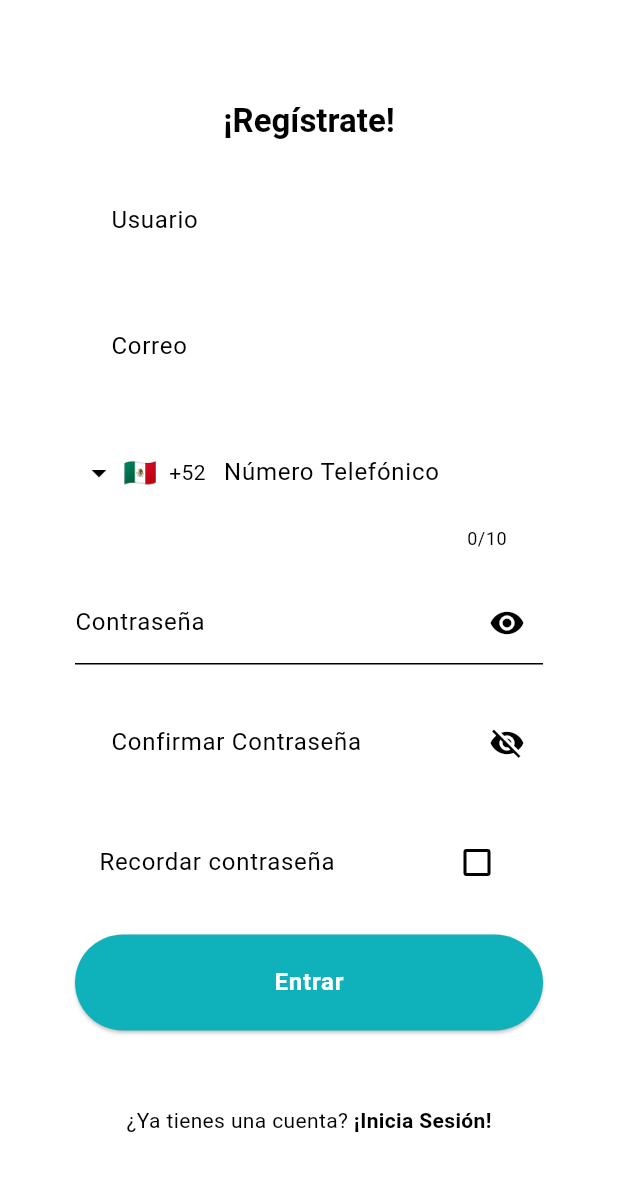
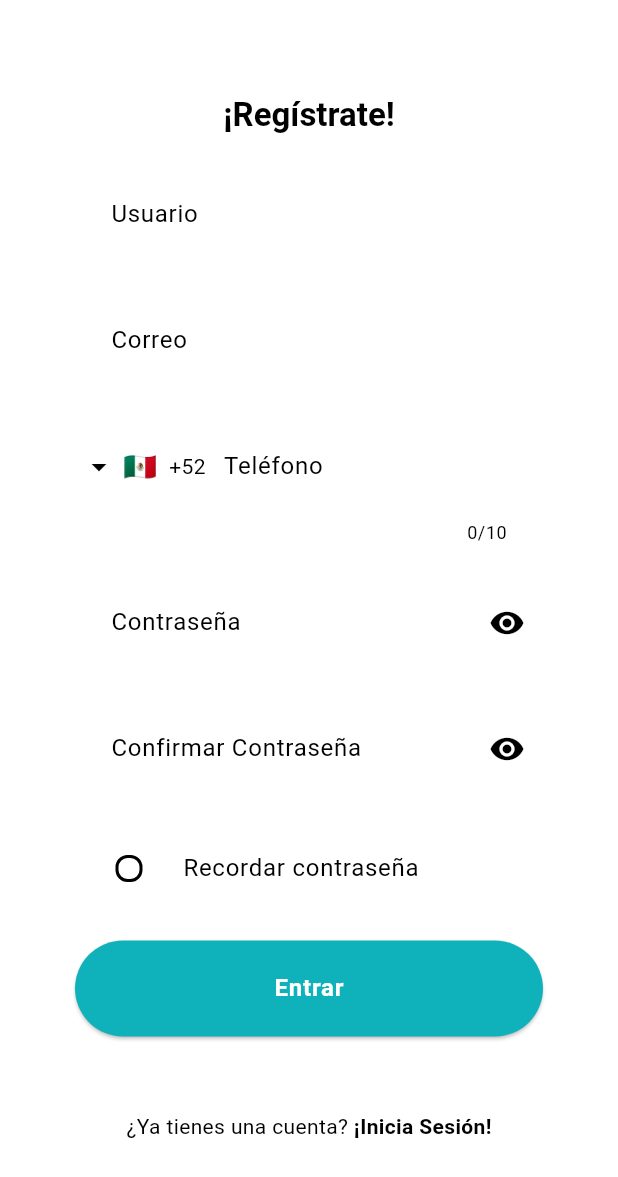
Before and after one commit to Manuel-Alonso-AG/SignUP-Frontend, a Flutter app: the screen it shows after launch, after a tap on "Entrar", after a tap on "¡Regístrate!", on a phone screen of 412 x 824 dp. Shown: the top 1177 px of the screen. Run offline on Flutter 3.47's test engine with Material 3 defaults, Android fonts, the phone set to English and light mode, and no system bars; drawn by our look-alikes of intl_phone_field; Roboto replaces fonts that are missing (BAHNSCHRIFT).

Commit message:
Change and add widgets

```diff
--- a/lib/pages/login_page.dart
+++ b/lib/pages/login_page.dart
@@ -1,11 +1,12 @@
 import 'package:flutter/material.dart';
-import 'package:frontend/theme/input_theme.dart';
 import 'package:frontend/utils/colors_constants.dart';
 import 'package:frontend/utils/radius_constants.dart';
 import 'package:frontend/utils/spacing_constants.dart';
 import 'package:frontend/utils/text_constants.dart';
 import 'package:frontend/utils/validators.dart';
 import 'package:frontend/widgets/buttom_widget.dart';
+import 'package:frontend/widgets/checkbox_widget.dart';
+import 'package:frontend/widgets/field_widget.dart';
 
 class LoginPage extends StatefulWidget {
   final VoidCallback onTap;
@@ -20,11 +21,16 @@ class _LoginPageState extends State<LoginPage> {
   final TextEditingController passController = TextEditingController();
 
   final GlobalKey<FormState> formKey = GlobalKey();
+  final GlobalKey<CheckboxWidgetState> _checkboxKey = GlobalKey<CheckboxWidgetState>();
+
   bool onHidenPassword = true;
 
   void hidenPassword() => setState(() => onHidenPassword = !onHidenPassword);
 
   void submitForm() {
+    bool isChecked = _checkboxKey.currentState?.isChecked ?? false;
+    print(isChecked);
+
     if (!formKey.currentState!.validate()) return;
 
     /* TODO: Implementar la lógica para interactuar con el backend */
@@ -76,25 +82,22 @@ class _LoginPageState extends State<LoginPage> {
         children: [
           Text('Inicia Sesión', style: TextStyleConstants.titleLarge(context)),
           const SizedBox(height: paddMedium),
-          TextFormField(
-            decoration: InputCustom.normal(context, 'Usuario'),
+          FieldCustom(
             controller: nameController,
-            validator: (value) => validatorName(value)
+            labelText: 'Usuario',
+            validator: validatorName,
           ),
           const SizedBox(height: paddMedium),
-          TextFormField(
-            obscureText: onHidenPassword,
-            decoration: InputCustom.password(context, 'Contraseña', onToggle: hidenPassword, isToggle: onHidenPassword),
+          FieldCustom(
             controller: passController,
-            validator: (value) => validatorPass(value)
+            labelText: 'Contraseña',
+            validator: validatorPass,
+            typeField: TypeField.password,
           ),
           const SizedBox(height: paddMedium),
-          CheckboxListTile(
-            value: false,
-            checkboxShape: const RoundedRectangleBorder(borderRadius: borderRadiusSmall),
-            controlAffinity: ListTileControlAffinity.leading,
-            title: const Text('Recordar contraseña'),
-            onChanged: (v) {}
+          CheckboxWidget(
+            key: _checkboxKey,
+            titleWidget: const Text('Recordar contraseña'),
           ),
           const SizedBox(height: paddMedium),
           ButtomCustom(
--- a/lib/pages/register_page.dart
+++ b/lib/pages/register_page.dart
@@ -1,14 +1,12 @@
 import 'package:flutter/material.dart';
 import 'package:flutter/services.dart';
-import 'package:frontend/theme/input_theme.dart';
 import 'package:frontend/utils/colors_constants.dart';
-import 'package:frontend/utils/radius_constants.dart';
 import 'package:frontend/utils/spacing_constants.dart';
 import 'package:frontend/utils/text_constants.dart';
 import 'package:frontend/utils/validators.dart';
 import 'package:frontend/widgets/buttom_widget.dart';
 import 'package:frontend/widgets/checkbox_widget.dart';
-import 'package:frontend/widgets/password_field_widget.dart';
+import 'package:frontend/widgets/field_widget.dart';
 import 'package:intl_phone_field/intl_phone_field.dart';
 
 class RegisterPage extends StatefulWidget {
@@ -20,21 +18,18 @@ class RegisterPage extends StatefulWidget {
 }
 
 class _RegisterPageState extends State<RegisterPage> {
-  final TextEditingController nameController= TextEditingController();
-  final TextEditingController emailController= TextEditingController();
-  final TextEditingController phoneController= TextEditingController();
+  final TextEditingController nameController = TextEditingController();
+  final TextEditingController emailController = TextEditingController();
+  final TextEditingController phoneController = TextEditingController();
   final TextEditingController passController = TextEditingController();
   final TextEditingController passConfirmController = TextEditingController();
 
   final GlobalKey<FormState> formKey = GlobalKey();
   final GlobalKey<CheckboxWidgetState> _checkboxKey = GlobalKey<CheckboxWidgetState>();
 
-  bool onHidenConfirmPassword = true;
-
-  void hidenConfirmPassword() => setState(() => onHidenConfirmPassword = !onHidenConfirmPassword);
-
   void submitForm() {
     bool isChecked = _checkboxKey.currentState?.isChecked ?? false;
+    print(isChecked);
     if (!formKey.currentState!.validate()) return;
     /* TODO: Implementar la lógica para interactuar con el backend */
 
@@ -59,20 +54,23 @@ class _RegisterPageState extends State<RegisterPage> {
         children: [
           Text('¡Regístrate!', style: TextStyleConstants.titleLarge(context)),
           const SizedBox(height: paddMedium),
-          TextFormField(
-            decoration: InputCustom.normal(context, 'Usuario'),
+          FieldCustom(
             controller: nameController,
+            labelText: 'Usuario',
             validator: validatorName
           ),
           const SizedBox(height: paddMedium),
-          TextFormField(
-            decoration: InputCustom.normal(context, 'Correo'),
+          FieldCustom(
             controller: emailController,
+            labelText: 'Correo',
             validator: validatorEmail
           ),
           const SizedBox(height: paddMedium),
           IntlPhoneField(
-            decoration: InputCustom.normal(context, 'Número Telefónico'),
+            decoration: InputDecoration(
+              labelText: 'Teléfono',
+              fillColor: Theme.of(context).colorScheme.surface
+            ),
             controller: phoneController,
             initialCountryCode: 'MX',
             inputFormatters: [FilteringTextInputFormatter.digitsOnly],
@@ -80,16 +78,18 @@ class _RegisterPageState extends State<RegisterPage> {
             validator: (p0) => validatorPhone(p0)
           ),
           const SizedBox(height: paddMedium),
-          PasswordField(
+          FieldCustom(
             controller: passController,
             labelText: 'Contraseña',
-            validator: validatorPass
+            validator: validatorPass,
+            typeField: TypeField.password,
           ),
           const SizedBox(height: paddMedium),
-          TextFormField(
-            decoration: InputCustom.password(context, 'Confirmar Contraseña', isToggle: onHidenConfirmPassword, onToggle: hidenConfirmPassword),
+          FieldCustom(
+            labelText: 'Confirmar Contraseña',
             controller: passConfirmController,
-            validator: (value) => validatorConfirmPass(value, passController.text)
+            validator: (value) => validatorConfirmPass(value, passController.text),
+            typeField: TypeField.password,
           ),
           const SizedBox(height: paddMedium),
           CheckboxWidget(
--- a/lib/theme/input_theme.dart
+++ /dev/null
@@ -1,24 +0,0 @@
-import 'package:flutter/material.dart';
-import 'package:frontend/utils/radius_constants.dart';
-import 'package:frontend/utils/spacing_constants.dart';
-
-class InputCustom {
-  static InputDecoration normal(BuildContext context, String? label) => InputDecoration(
-    labelText: label,
-    contentPadding: paddAllMedium,
-    filled: true,
-    fillColor: Theme.of(context).colorScheme.surface,
-    border: const OutlineInputBorder(borderRadius: borderRadiusMedium,borderSide: BorderSide.none)
-  );
-  static InputDecoration password(BuildContext context, String? label, {required VoidCallback onToggle, required bool isToggle}) => InputDecoration(
-    labelText: label,
-    contentPadding: paddAllMedium,
-    suffixIcon: IconButton(
-      icon: isToggle? const Icon(Icons.visibility_off) : const Icon(Icons.visibility),
-      onPressed: onToggle,
-    ),
-    filled: true,
-    fillColor: Theme.of(context).colorScheme.surface,
-    border: const OutlineInputBorder(borderRadius: borderRadiusMedium,borderSide: BorderSide.none)
-  );
-}
--- a/lib/theme/theme.dart
+++ b/lib/theme/theme.dart
@@ -1,4 +1,6 @@
 import 'package:flutter/material.dart';
+import 'package:frontend/utils/radius_constants.dart';
+import 'package:frontend/utils/spacing_constants.dart';
 
 var textTheme = const TextTheme(
   titleLarge: TextStyle(fontWeight: FontWeight.bold),
@@ -7,7 +9,15 @@ var textTheme = const TextTheme(
 );
 
 // Se retira los bordes a los inputs
-InputDecorationTheme inpDec = const InputDecorationTheme(outlineBorder: BorderSide.none);
+InputDecorationTheme inpDec = const InputDecorationTheme(
+  errorStyle: TextStyle(color: Color(0xB5E5383B)),
+  filled: true,
+  contentPadding: paddAllMedium,
+  border: OutlineInputBorder(
+    borderRadius: borderRadiusMedium,
+    borderSide: BorderSide.none
+  )
+);
 
 ThemeData lightTheme = ThemeData(
   inputDecorationTheme: inpDec,
--- a/lib/widgets/checkbox_widget.dart
+++ b/lib/widgets/checkbox_widget.dart
@@ -1,4 +1,5 @@
 import 'package:flutter/material.dart';
+import 'package:frontend/utils/radius_constants.dart';
 
 class CheckboxWidget extends StatefulWidget {
   final Widget? titleWidget;
@@ -22,10 +23,10 @@ class CheckboxWidgetState extends State<CheckboxWidget> {
     return CheckboxListTile(
       title: widget.titleWidget,
       value: _isChecked,
+      checkboxShape: const RoundedRectangleBorder(borderRadius: borderRadiusSmall),
+      controlAffinity: ListTileControlAffinity.leading,
       onChanged: (bool? value) {
-        setState(() {
-          _isChecked = value ?? false;
-        });
+        setState(() => _isChecked = value ?? false);
       },
     );
   }
--- /dev/null
+++ b/lib/widgets/field_widget.dart
@@ -0,0 +1,60 @@
+import 'package:flutter/material.dart';
+
+class FieldCustom extends StatefulWidget {
+  final TextEditingController controller;
+  final String labelText;
+  final String? Function(String?)? validator;
+  final TypeField typeField;
+
+  const FieldCustom({
+    super.key,
+    required this.controller,
+    required this.labelText,
+    this.validator,
+    this.typeField = TypeField.text
+  });
+
+  @override
+  State<FieldCustom> createState() => _FieldCustomState();
+}
+
+class _FieldCustomState extends State<FieldCustom> {
+  bool _obscureText = true;
+
+  void _togglePasswordVisibility() {
+    setState(() {
+      _obscureText = !_obscureText;
+    });
+  }
+
+  @override
+  Widget build(BuildContext context) {
+    switch (widget.typeField) {
+      case TypeField.password:
+        return TextFormField(
+          controller: widget.controller,
+          obscureText: _obscureText,
+          decoration: InputDecoration(
+            labelText: widget.labelText,
+            fillColor: Theme.of(context).colorScheme.surface,
+            suffixIcon: IconButton(
+              icon: Icon(_obscureText ? Icons.visibility : Icons.visibility_off),
+              onPressed: _togglePasswordVisibility,
+            ),
+          ),
+          validator: widget.validator,
+        );
+      default:
+        return TextFormField(
+          controller: widget.controller,
+          decoration: InputDecoration(
+            labelText: widget.labelText,
+            fillColor: Theme.of(context).colorScheme.surface
+          ),
+          validator: widget.validator
+        );
+    }
+  }
+}
+
+enum TypeField {text, password}
--- a/lib/widgets/password_field_widget.dart
+++ /dev/null
@@ -1,38 +0,0 @@
-import 'package:flutter/material.dart';
-
-class PasswordField extends StatefulWidget {
-  final TextEditingController controller;
-  final String labelText;
-  final String? Function(String?)? validator;
-
-  const PasswordField({super.key, required this.controller, required this.labelText, this.validator});
-
-  @override
-  State<PasswordField> createState() => _PasswordFieldState();
-}
-
-class _PasswordFieldState extends State<PasswordField> {
-  bool _obscureText = true;
-
-  void _togglePasswordVisibility() {
-    setState(() {
-      _obscureText = !_obscureText;
-    });
-  }
-
-  @override
-  Widget build(BuildContext context) {
-    return TextFormField(
-      controller: widget.controller,
-      obscureText: _obscureText,
-      decoration: InputDecoration(
-        labelText: widget.labelText,
-        suffixIcon: IconButton(
-          icon: Icon(_obscureText ? Icons.visibility : Icons.visibility_off),
-          onPressed: _togglePasswordVisibility,
-        ),
-      ),
-      validator: widget.validator
-    );
-  }
-}
```
